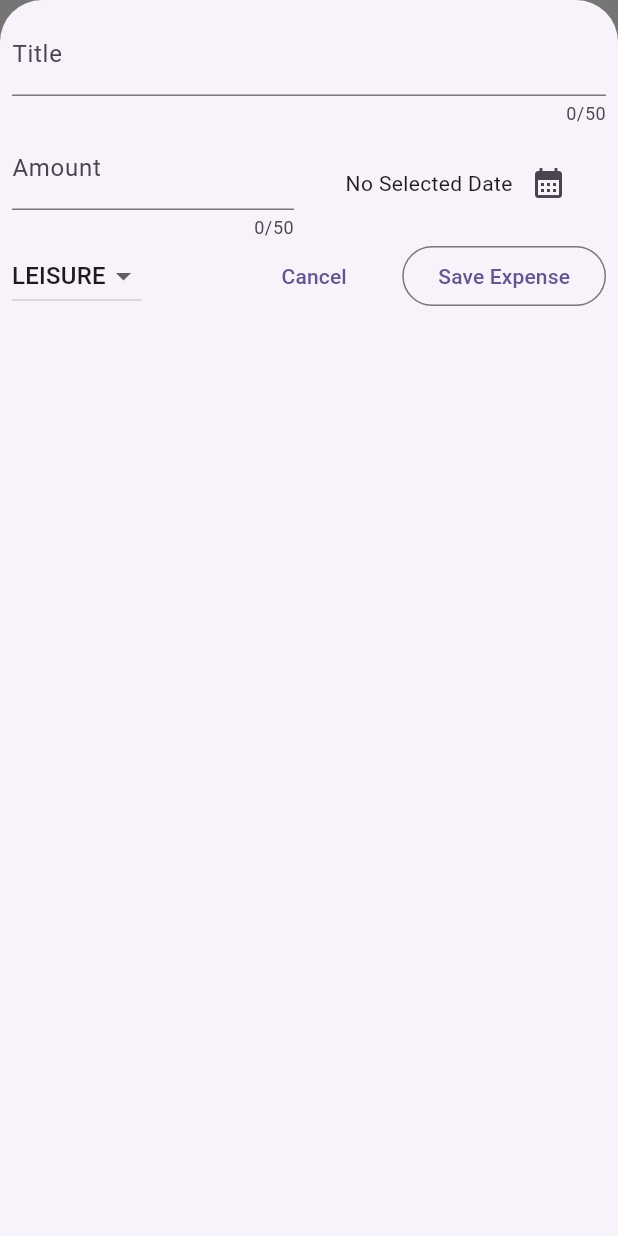
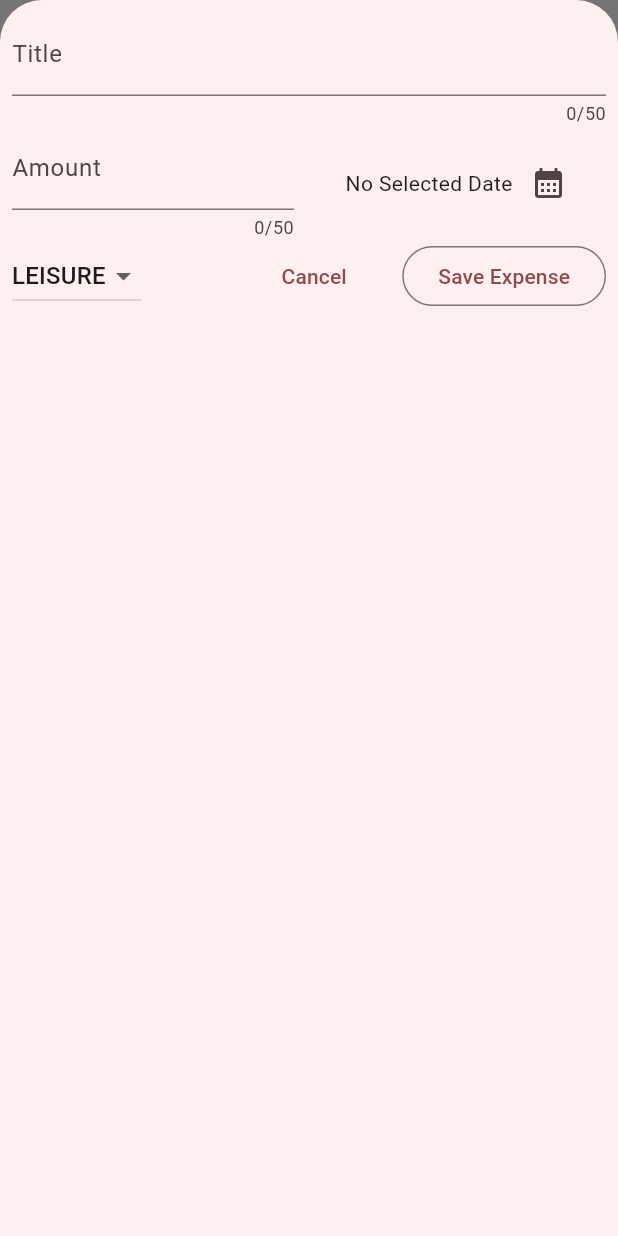
Before and after one commit to balayogigmcs/Expenses-Tracker-App, a Flutter app: the screen it shows after launch, after a tap on the "add" icon, on a phone screen of 412 x 824 dp. Run offline on Flutter 3.47's test engine with Material 3 defaults, Android fonts, the phone set to English and light mode, and no system bars.

```diff
--- a/lib/main.dart
+++ b/lib/main.dart
@@ -1,11 +1,40 @@
 import 'package:expenses_tracker_app/widgets/expenses.dart';
 import 'package:flutter/material.dart';
 
-var kColorScheme =
-    ColorScheme.fromSeed(seedColor: const Color.fromARGB(255, 96, 59, 181));
+
+var kColorScheme = ColorScheme.fromSeed(
+  seedColor: Color.fromARGB(255, 195, 164, 164),
+);
+
+var kDarkColorScheme = ColorScheme.fromSeed(
+  brightness: Brightness.dark,
+  seedColor: Color.fromARGB(255, 77, 86, 7),
+);
 
 void main() {
   runApp(MaterialApp(
+    darkTheme: ThemeData.dark().copyWith(
+      useMaterial3: true,
+      colorScheme: kDarkColorScheme,
+      appBarTheme: const AppBarTheme().copyWith(
+        backgroundColor: kDarkColorScheme.onPrimaryContainer,
+        foregroundColor: kDarkColorScheme.primaryContainer,
+      ),
+      cardTheme: const CardTheme().copyWith(
+        color: kDarkColorScheme.primary,
+        margin: const EdgeInsets.all(8),
+      ),
+      elevatedButtonTheme: ElevatedButtonThemeData(
+        style: ElevatedButton.styleFrom(
+            backgroundColor: kDarkColorScheme.onPrimaryContainer),
+      ),
+      textTheme: ThemeData().textTheme.copyWith(
+            titleLarge: TextStyle(
+                fontWeight: FontWeight.bold,
+                color: kDarkColorScheme.onPrimary,
+                fontSize: 18),
+          ),
+    ),
     theme: ThemeData().copyWith(
       useMaterial3: true,
       colorScheme: kColorScheme,
@@ -14,7 +43,7 @@ void main() {
         foregroundColor: kColorScheme.primaryContainer,
       ),
       cardTheme: const CardTheme().copyWith(
-        color: kColorScheme.secondaryContainer,
+        color: kColorScheme.onSecondaryContainer,
         margin: const EdgeInsets.all(8),
       ),
       elevatedButtonTheme: ElevatedButtonThemeData(
@@ -24,7 +53,7 @@ void main() {
       textTheme: ThemeData().textTheme.copyWith(
             titleLarge: TextStyle(
                 fontWeight: FontWeight.bold,
-                color: kColorScheme.onSecondaryContainer,
+                color: kColorScheme.onPrimary,
                 fontSize: 18),
           ),
     ),
--- a/lib/widgets/expenses.dart
+++ b/lib/widgets/expenses.dart
@@ -74,9 +74,9 @@ class _ExpensesState extends State<Expenses> {
     return Padding(
       padding: const EdgeInsets.fromLTRB(8.0, 8, 8, 8),
       child: Scaffold(
-        backgroundColor: Colors.blueGrey,
+        backgroundColor:Color.fromARGB(255, 168, 181, 172),
         appBar: AppBar(
-          backgroundColor: Colors.blue,
+          backgroundColor: Color.fromARGB(255, 61, 147, 193),
           title: const Text('Expenses Tracker'),
           actions: [
             IconButton(
--- a/lib/widgets/expenses_list/expenses_list.dart
+++ b/lib/widgets/expenses_list/expenses_list.dart
@@ -14,12 +14,12 @@ class ExpensesList extends StatelessWidget {
     return ListView.builder(
       itemCount: expenses.length,
       itemBuilder: (cxt, index) => Dismissible(
+        key: ValueKey(expenses[index]),
         background: Container(
-          color: Theme.of(context).colorScheme.error,
+          color: Theme.of(context).colorScheme.error.withOpacity(0.75),
           margin: EdgeInsets.symmetric(
               horizontal: Theme.of(context).cardTheme.margin!.horizontal),
         ),
-        key: ValueKey(expenses[index]),
         onDismissed: (direction) {
           onRemoveExpense(expenses[index]);
         },
```
Also changed, not shown: lib/widgets/chart/chart.dart (added), lib/widgets/chart/chart_bar.dart (added).
